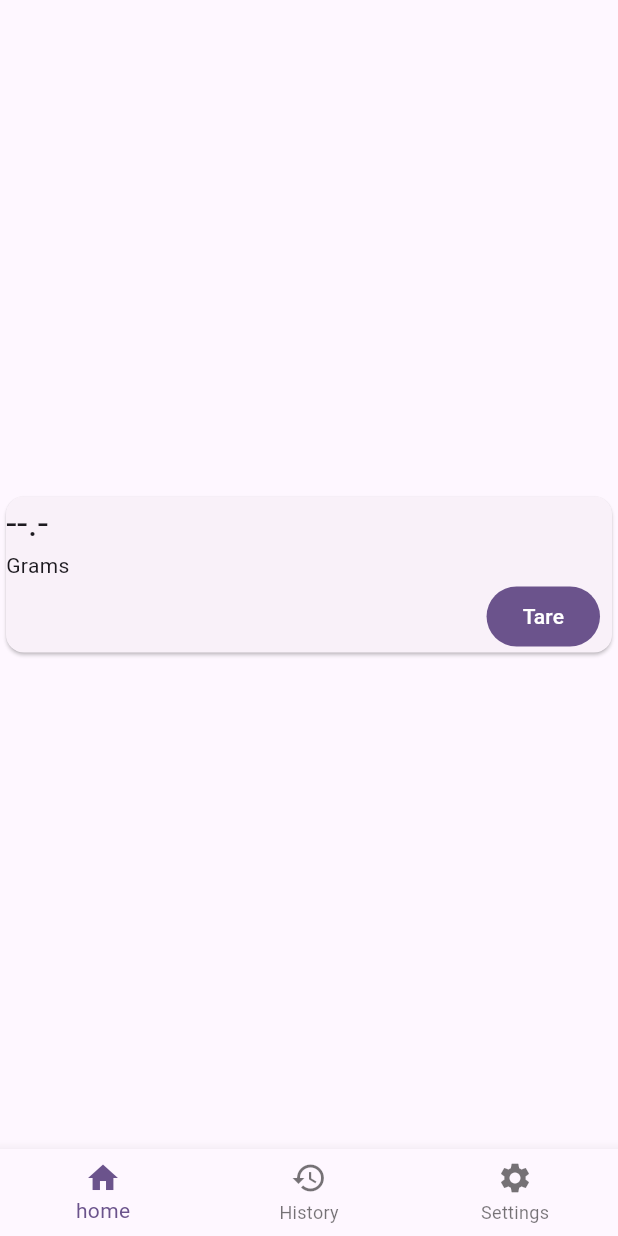
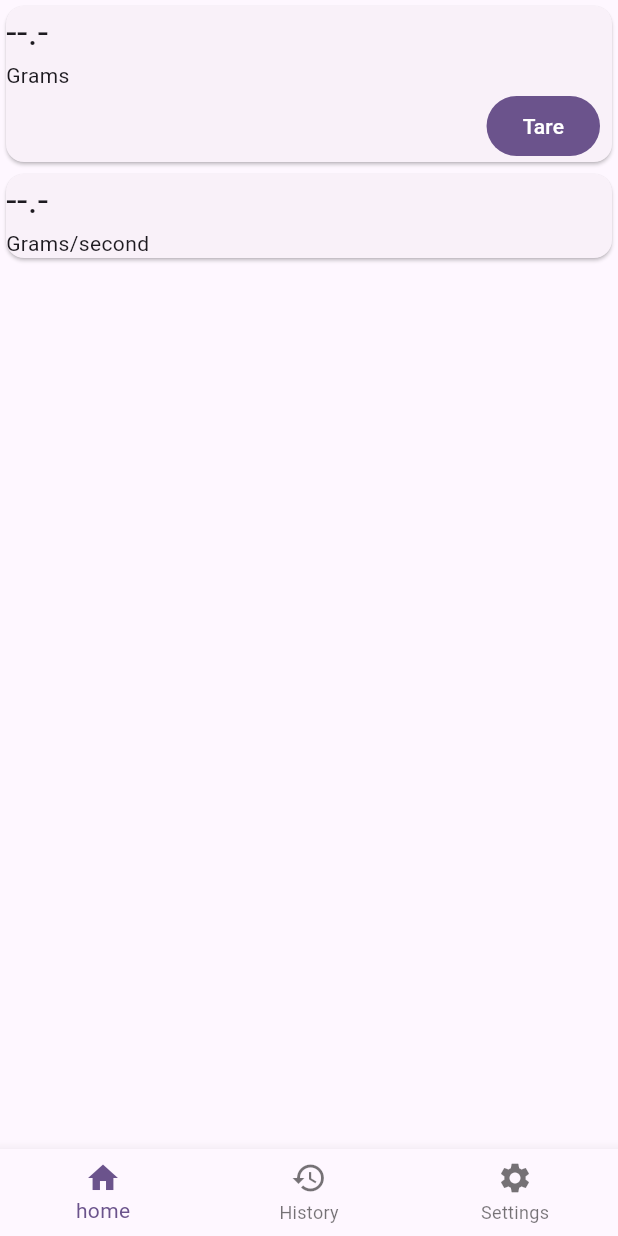
Before and after one commit to lazytesting/espresso-log, a Flutter app: the screen it shows after launch, on a phone screen of 412 x 824 dp. Run offline on Flutter 3.47's test engine with Material 3 defaults, Android fonts, the phone set to English and light mode, and no system bars; our stand-ins replace flutter_bloc, flutter_blue_plus, get_it, go_router, rxdart; statements that could not run were skipped.

Commit message:
added weightchange

```diff
--- a/lib/ui/home/cubit/current_weight_state.dart
+++ /dev/null
@@ -1,13 +0,0 @@
-part of 'current_weight_cubit.dart';
-
-sealed class CurrentWeightState {}
-
-final class CurrentWeightInitial extends CurrentWeightState {}
-
-final class CurrentWeightError extends CurrentWeightState {}
-
-final class CurrentWeightMeasured extends CurrentWeightState {
-  final double weight;
-
-  CurrentWeightMeasured(this.weight);
-}
--- a/lib/ui/home/home.dart
+++ b/lib/ui/home/home.dart
@@ -1,4 +1,5 @@
 import 'package:espresso_log/ui/home/current-weight/current_weight_widget.dart';
+import 'package:espresso_log/ui/home/weight-change/weight_change_widget.dart';
 import 'package:espresso_log/ui/scaffold/screen_container.dart';
 import 'package:flutter/material.dart';
 
@@ -8,8 +9,7 @@ class HomeScreen extends StatelessWidget {
   @override
   Widget build(BuildContext context) {
     return const ScreenContainer(
-      title: 'Home',
-      child: CurrentWeightWidget(),
-    );
+        title: 'Home',
+        child: Column(children: [CurrentWeightWidget(), WeightChangeWidget()]));
   }
 }
--- /dev/null
+++ b/lib/ui/home/weight-change/weight_change_state.dart
@@ -0,0 +1,13 @@
+part of 'weight_change_cubit.dart';
+
+sealed class WeightChangeState {}
+
+final class WeightChangeInitial extends WeightChangeState {}
+
+final class WeightChangeError extends WeightChangeState {}
+
+final class WeightChangeUpdated extends WeightChangeState {
+  final double weightChangeRate;
+
+  WeightChangeUpdated(this.weightChangeRate);
+}
--- /dev/null
+++ b/lib/ui/home/weight-change/weight_change_widget.dart
@@ -0,0 +1,37 @@
+import 'package:espresso_log/ui/home/weight-change/weight_change_cubit.dart';
+import 'package:flutter/material.dart';
+import 'package:flutter_bloc/flutter_bloc.dart';
+
+class WeightChangeWidget extends StatelessWidget {
+  const WeightChangeWidget({super.key});
+
+  @override
+  Widget build(BuildContext context) {
+    return BlocBuilder<WeightChangeCubit, WeightChangeState>(
+      builder: (context, state) {
+        var weight = '--.-';
+        if (state is WeightChangeUpdated) {
+          weight = state.weightChangeRate.toString();
+        }
+
+        return Center(
+          child: Card(
+            clipBehavior: Clip.hardEdge,
+            child: Column(
+              mainAxisSize: MainAxisSize.min,
+              children: <Widget>[
+                Row(children: [
+                  Text(
+                    weight,
+                    style: const TextStyle(fontSize: 25),
+                  )
+                ]),
+                const Row(children: [Text('Grams/second')]),
+              ],
+            ),
+          ),
+        );
+      },
+    );
+  }
+}
```
Also changed, not shown: lib/router.dart (+2 -5 lines), lib/ui/home/weight-change/weight_change_cubit.dart (added, +35 -0 lines).
